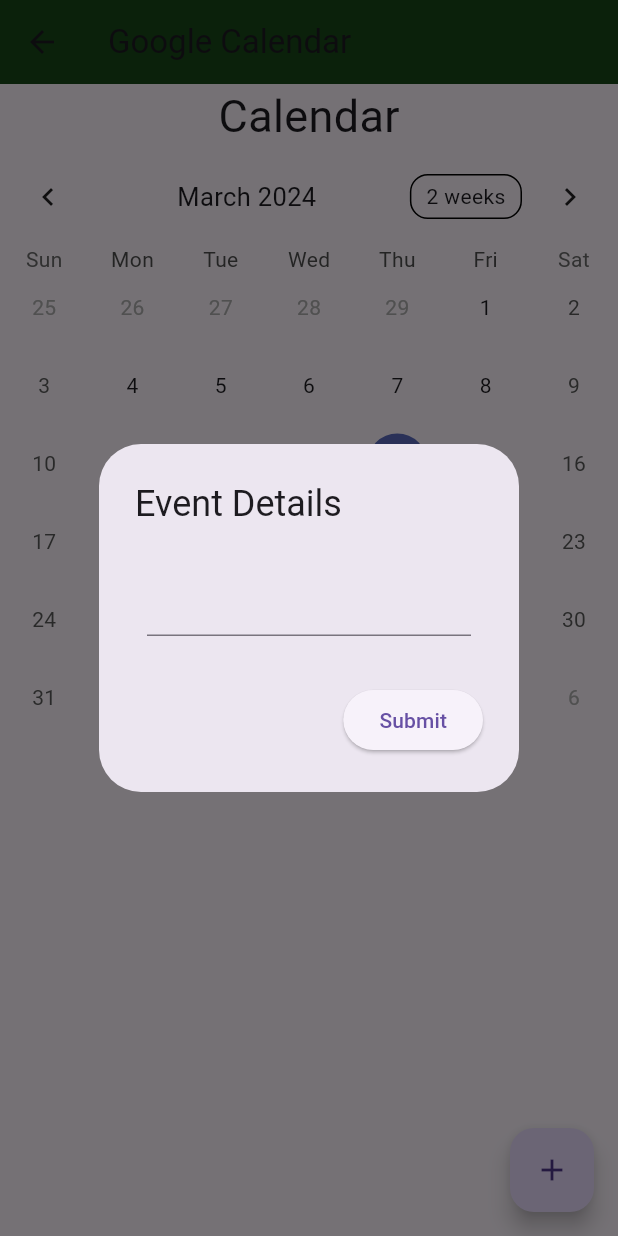
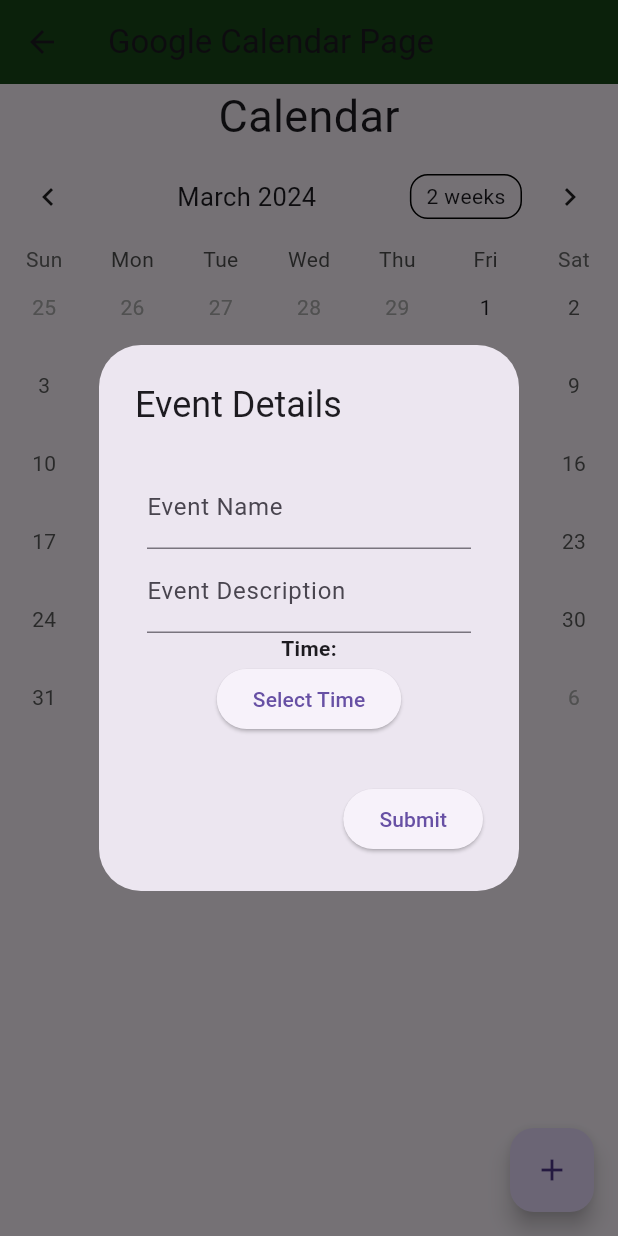
Before and after one commit to mroxas29/gsts, a Flutter app: the Calendar screen opened directly, after a tap on the "add" icon, on a phone screen of 412 x 824 dp. Run offline on Flutter 3.47's test engine with Material 3 defaults, Android fonts, the phone set to English and light mode, and no system bars; drawn by our look-alikes of table_calendar; our stand-ins replace cloud_firestore, firebase_auth, firebase_core, google_sign_in, googleapis_auth, pdf; missing offline and left inert: dart:html, googleapis, open_document, side_navigation; accounts and stored records are empty; Roboto replaces fonts that are missing (Segoe UI).

Commit message:
Calendar UI Update
- Added Event Name, Desc, and Selected Time input at the Add Event popup
- Selected Time: Can select time but doesn't save input I think, can't figure out variables needed to be called, causes conflicts with gsc and admin screens files when trying to connect it inside calendar.dart. Decided to comment out lines trying to make selected time work to prevent errors in other screens

```diff
--- a/lib/ui/calendar.dart
+++ b/lib/ui/calendar.dart
@@ -1,4 +1,12 @@
+import 'package:firebase_auth/firebase_auth.dart';
 import 'package:flutter/material.dart';
+import 'package:google_sign_in/google_sign_in.dart';
+import 'package:googleapis_auth/auth_io.dart';
+import 'package:sysadmindb/ui/calendar.dart';
+import 'package:sysadmindb/api/calendar_client.dart';
+import 'package:sysadmindb/app/models/secrets.dart';
+import 'package:googleapis/calendar/v3.dart' as cal;
+import 'package:url_launcher/url_launcher.dart';
 import 'package:table_calendar/table_calendar.dart';
 import 'package:sysadmindb/ui/EventDetailsScreen.dart';
 
@@ -6,10 +14,13 @@ import 'package:sysadmindb/ui/EventDetailsScreen.dart';
 class Calendar extends StatefulWidget {
   @override
   _CalendarState createState() => _CalendarState();
+  //final DateTime selectedDate;
+  //Calendar({required this.selectedDate});
 }
 
 class _CalendarState extends State<Calendar> {
   DateTime today = DateTime.now();
+  DateTime selectedTime = DateTime.now();
 
   // Store Events created
   //Map<DateTime, List<Event>> events = {};
@@ -19,8 +30,9 @@ class _CalendarState extends State<Calendar> {
   Widget build(BuildContext context) {
     return Scaffold(
       appBar: AppBar(
-        title: Text('Google Calendar'),
-        backgroundColor: const Color.fromARGB(255, 23, 71, 25),
+        title: Text('Google Calendar Page', selectionColor: Color.fromARGB(255, 255, 255, 255),),
+
+        backgroundColor: Color(0xFF174719),
       ),
       body: Center(
         child: Column(
@@ -46,7 +58,12 @@ class _CalendarState extends State<Calendar> {
         ),
       ),
 
-      // GUIDE: https://www.youtube.com/watch?v=ASCs_g8RJ9s&ab_channel=AIwithFlutter
+      // GUIDES:
+      // https://www.youtube.com/watch?v=6yY-VHZiG5k (Flutter to GCal)
+      // https://www.youtube.com/watch?v=JiQmjt5ta9Y (GCal to Flutter)
+      // https://www.youtube.com/watch?v=HQ_ytw58tC4 (Flutter Basics)
+      // https://www.youtube.com/watch?v=ASCs_g8RJ9s&ab_channel=AIwithFlutter (Add Event to Calendar)
+      // https://m2.material.io/components/time-pickers/flutter#mobile-time-input-pickers (Time Picker)
       floatingActionButton: FloatingActionButton(
         onPressed: () {
           showDialog(
@@ -57,8 +74,53 @@ class _CalendarState extends State<Calendar> {
                 scrollable: true,title: Text ("Event Details"),
                 content: Padding(
                   padding: EdgeInsets.all(8),
-                  child: TextField(
-                    controller: _eventController,
+                  child: Column(
+                    children: [
+                      TextFormField(
+                        decoration: InputDecoration(labelText: 'Event Name'),
+                        validator: (value) {
+                          if (value == null || value.isEmpty) {
+                            return 'Please enter the Event Name';
+                          }
+                          return null;
+                        },
+                      ),
+                      TextFormField(
+                        decoration: InputDecoration(labelText: 'Event Description'),
+                        validator: (value) {
+                          if (value == null || value.isEmpty) {
+                            return 'Please enter the Event Description';
+                          }
+                          return null;
+                        },
+                      ),
+                      Text(
+                        'Time:',
+                        style: TextStyle(fontWeight: FontWeight.bold),
+                      ),
+                      ElevatedButton(
+                        onPressed: () async {
+                          // Show time picker
+                          TimeOfDay? pickedTime = await showTimePicker(
+                            context: context,
+                            initialTime: TimeOfDay.fromDateTime(selectedTime),
+                          );
+
+                          if (pickedTime != null) {
+                            setState(() {
+                              selectedTime = DateTime(
+                                //widget.selectedDate.year,
+                                //widget.selectedDate.month,
+                                //widget.selectedDate.day,
+                                pickedTime.hour,
+                                pickedTime.minute,
+                              );
+                            });
+                          }
+                        },
+                        child: Text('Select Time'),
+                      ),
+                    ],
                   ),
                 ),
                 actions: [
```
